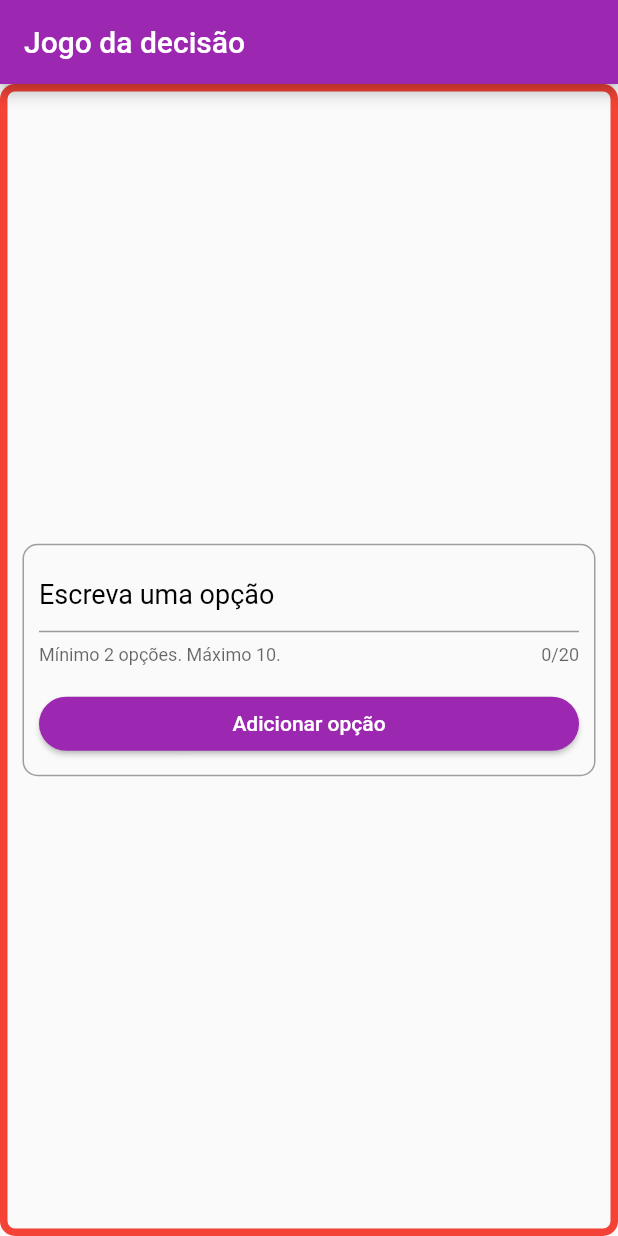
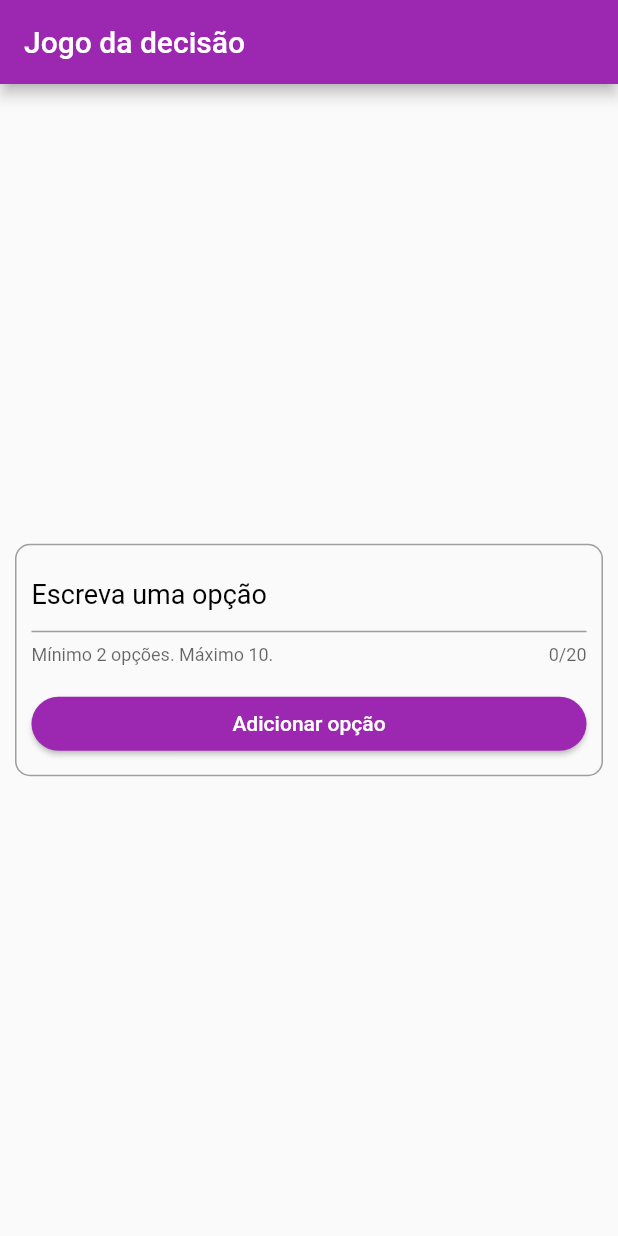
Before and after one commit to lucascicco/DECISION-APP-FLUTTTER, a Flutter app: the screen it shows after launch, on a phone screen of 412 x 824 dp. Run offline on Flutter 3.47's test engine with Material 2 defaults, Android fonts, the phone set to English and light mode, and no system bars.

```diff
--- a/lib/main.dart
+++ b/lib/main.dart
@@ -1,4 +1,3 @@
-import 'package:flutter/foundation.dart';
 import 'package:flutter/material.dart';
 import 'package:flutter/cupertino.dart';
 
@@ -32,17 +31,56 @@ class HomePage extends StatefulWidget {
   _HomePageState createState() => _HomePageState();
 }
 
-class _HomePageState extends State<HomePage> {
+class _HomePageState extends State<HomePage>
+    with SingleTickerProviderStateMixin {
   final List<InsertText> _userDecisions = [];
   int gameStatus = 1;
   int indexSelected;
   int loopingIndex;
   int _start = 4000;
 
+  AnimationController _controller;
+  Animation<Offset> _slideAnimation;
+  Animation<double> _opacityAnimation;
+
+  @override
+  void initState() {
+    super.initState();
+    _controller = AnimationController(
+      vsync: this,
+      duration: Duration(
+        milliseconds: 300,
+      ),
+    );
+    _slideAnimation = Tween<Offset>(
+      begin: Offset(0, -1.5),
+      end: Offset(0, 0),
+    ).animate(
+      CurvedAnimation(
+        parent: _controller,
+        curve: Curves.fastOutSlowIn,
+      ),
+    );
+    _opacityAnimation = Tween(begin: 0.0, end: 1.0).animate(
+      CurvedAnimation(
+        parent: _controller,
+        curve: Curves.easeIn,
+      ),
+    );
+  }
+
+  @override
+  void dispose() {
+    super.dispose();
+    _controller.dispose();
+  }
+
   void _startGame() {
     setState(() {
       gameStatus = 2;
     });
+
+    new Future.delayed(const Duration(seconds: 5), _decideNow);
   }
 
   void _addNewDecision(String txTitle) {
@@ -139,12 +177,8 @@ class _HomePageState extends State<HomePage> {
             duration: Duration(seconds: 2),
             curve: Curves.fastOutSlowIn,
             padding: EdgeInsets.all(10),
-            decoration: BoxDecoration(
-              border: Border.all(color: Colors.red, width: 5.0),
-              borderRadius: BorderRadius.circular(10),
-            ),
             child: Column(
-              mainAxisAlignment: gameStatus == 1
+              mainAxisAlignment: gameStatus == 1 || gameStatus == 2
                   ? MainAxisAlignment.center
                   : MainAxisAlignment.spaceAround,
               children: <Widget>[
@@ -165,6 +199,13 @@ class _HomePageState extends State<HomePage> {
                               ))),
                   ]),
 
+                if (gameStatus == 2)
+                  Row(
+                    mainAxisAlignment: MainAxisAlignment.center,
+                    children: [
+                      CircularProgressIndicator(),
+                    ],
+                  ),
                 // GAME RUNNING.
                 if (gameStatus != 1)
                   Column(children: [
@@ -172,6 +213,7 @@ class _HomePageState extends State<HomePage> {
                       Text(_userDecisions[loopingIndex].title,
                           style: TextStyle(
                               fontSize: 20, fontWeight: FontWeight.bold)),
+                    if (gameStatus != 1 && gameStatus != 2)
                       Container(
                         width: double.infinity,
                         child: Expanded(
@@ -181,7 +223,7 @@ class _HomePageState extends State<HomePage> {
                               Container(
                                   child: ElevatedButton(
                                 child: Text(
-                                  gameStatus == 2 && loopingIndex != null
+                                    gameStatus == 3 && loopingIndex != null
                                         ? 'Decidindo...'
                                         : 'Decida'),
                                 onPressed: _decideNow,
```
Also changed, not shown: lib/widgets/list_words_widget.dart (+17 -4 lines). Lines whose indentation alone changed are shown as unchanged.
